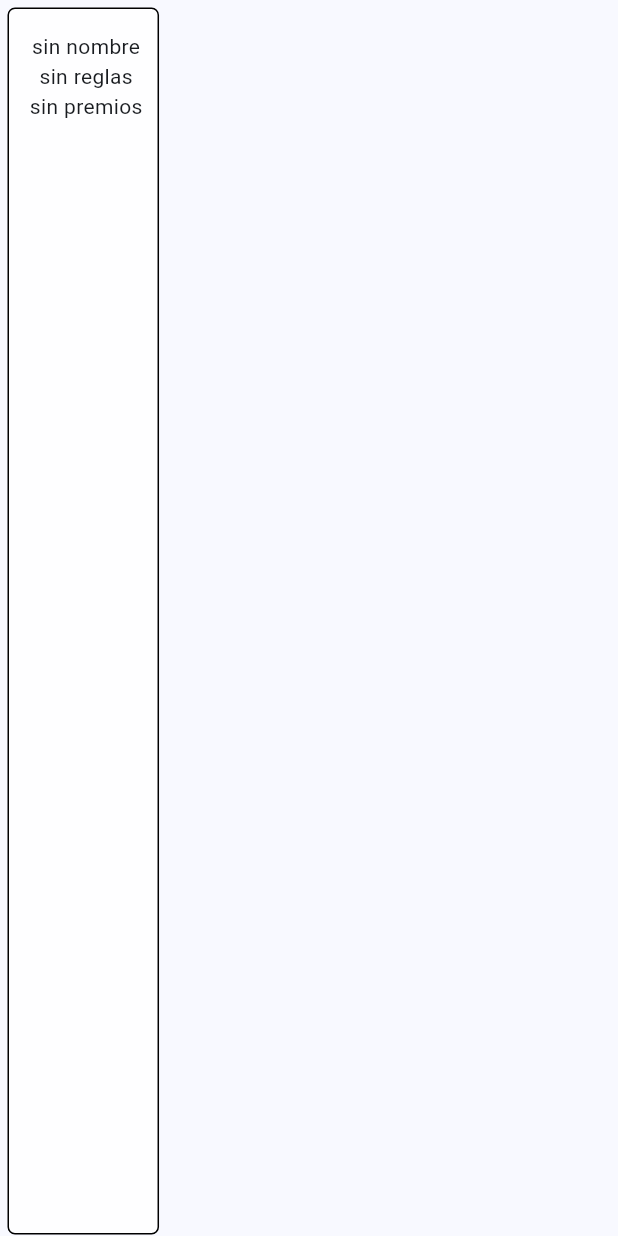
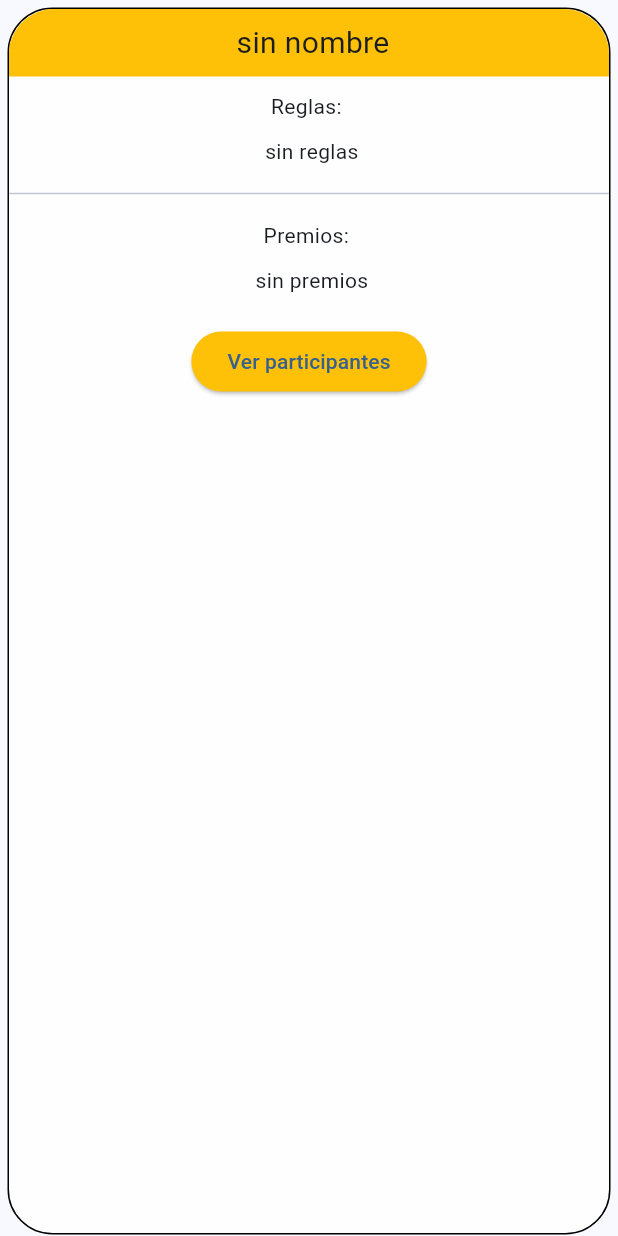
Before and after one commit to Clandita/Certamen-2---App-Moviles, a Flutter app: the CampeonatoTile widget shown alone on an empty page, opened directly with empty values, on a phone screen of 412 x 824 dp. Run offline on Flutter 3.47's test engine with Material 3 defaults, Android fonts, the phone set to English and light mode, and no system bars; network calls fail.

Commit message:
campeonatos

```diff
--- a/lib/tabs/campeonatos_tab.dart
+++ b/lib/tabs/campeonatos_tab.dart
@@ -14,7 +14,10 @@ class CampeonatosTab extends StatelessWidget {
         color:Colors.blue,
         child:Column(
           children: [
-            Text("LISTA DE CAMPEONATOS"),
+            Padding(
+              padding: const EdgeInsets.all(10.0),
+              child: Text("CAMPEONATOS", style: TextStyle(fontSize: 20, fontWeight: FontWeight.bold),),
+            ),
             Expanded(child: FutureBuilder(
               future: HttpService().campeonatos(),
             builder: (context,AsyncSnapshot snapshot){
--- a/lib/widgets/campeonato_tile.dart
+++ b/lib/widgets/campeonato_tile.dart
@@ -1,4 +1,6 @@
 import 'package:flutter/material.dart';
+import 'package:flutter_application_1/service/http_service.dart';
+import 'package:flutter_application_1/widgets/equipo_tile.dart';
 
 class CampeonatoTile extends StatefulWidget {
   final String nombre;
@@ -13,22 +15,86 @@ class CampeonatoTile extends StatefulWidget {
 }
 
 class _CampeonatoTileState extends State<CampeonatoTile> {
+  List<dynamic> equipos = []; // Lista para almacenar los equipos
+  bool isLoading = false; // Variable para controlar el estado de carga
+
+  // Método para obtener los equipos
+  Future<void> _obtenerEquipos() async {
+    setState(() {
+      isLoading = true; // Mostrar indicador de carga
+    });
+    try {
+      final equiposObtenidos = await HttpService().obtenerEquiposPorCampeonato(widget.id);
+      setState(() {
+        equipos = equiposObtenidos;
+      });
+    } catch (e) {
+      // Manejar errores aquí
+    } finally {
+      setState(() {
+        isLoading = false; // Ocultar indicador de carga
+      });
+    }
+  }
+
   @override
   Widget build(BuildContext context) {
     return Container(
-
       margin: EdgeInsets.fromLTRB(5, 5, 5, 1),
-      padding: EdgeInsets.symmetric(vertical: 15, horizontal: 10),
+      padding: EdgeInsets.symmetric(vertical: 0, horizontal: 0),
       decoration: BoxDecoration(
         color: Color(0xDDFFFFFF),
-        borderRadius: BorderRadius.all(Radius.circular(5)),
+        borderRadius: BorderRadius.all(Radius.circular(30)),
         border: Border.all(color: Colors.black),
       ),
       child: Column(
         children: [
-        Container(child: Text(' ${this.widget.nombre}')),
-        Text(' ${this.widget.reglas}'),
-        Text(' ${this.widget.premios}'),
+          Container(
+            decoration: BoxDecoration(
+              color: Colors.amber,
+              borderRadius: BorderRadius.only(topLeft: Radius.circular(30), topRight: Radius.circular(30)),
+            ),
+            child: Row(
+              mainAxisAlignment: MainAxisAlignment.center,
+              children: [
+                Padding(
+                  padding: const EdgeInsets.all(8.0),
+                  child: Text(' ${widget.nombre}', style: TextStyle(fontSize: 20)),
+                ),
+              ],
+            )
+          ),
+          Container(
+            padding: EdgeInsets.only(top: 10),
+            child: Text('Reglas: ')
+          ),
+          Container(
+            padding: EdgeInsets.all(10),
+            child: Text(' ${widget.reglas}', textAlign: TextAlign.justify)
+          ),
+          Divider(),
+          Container(
+            padding: EdgeInsets.only(top: 10),
+            child: Text('Premios: ')
+          ),
+          Container(
+            padding: EdgeInsets.all(10),
+            child: Text(' ${widget.premios}', textAlign: TextAlign.justify)
+          ),
+          Padding(
+            padding: const EdgeInsets.all(10.0),
+            child: ElevatedButton(
+              onPressed: _obtenerEquipos, // Llamar al método para obtener equipos
+              child: Text('Ver participantes'),
+              style: ElevatedButton.styleFrom(backgroundColor: Colors.amber),
+            ),
+          ),
+          if (isLoading)
+            CircularProgressIndicator(), // Indicador de carga
+          for (var equipo in equipos)
+            EquipoTile(id:equipo["id"],
+                  nombre:equipo["nombre"],
+                  descripcion: equipo['descripcion'],), // Mostrar cada equipo usando el widget EquipoTile
         ],
       ),
     );
```
Also changed, not shown: lib/main.dart (+0 -15 lines), lib/service/http_service.dart (+10 -0 lines), lib/tabs/equipos_tab.dart (+31 -1 lines), lib/widgets/equipo_tile.dart (+53 -0 lines), pubspec.lock.
